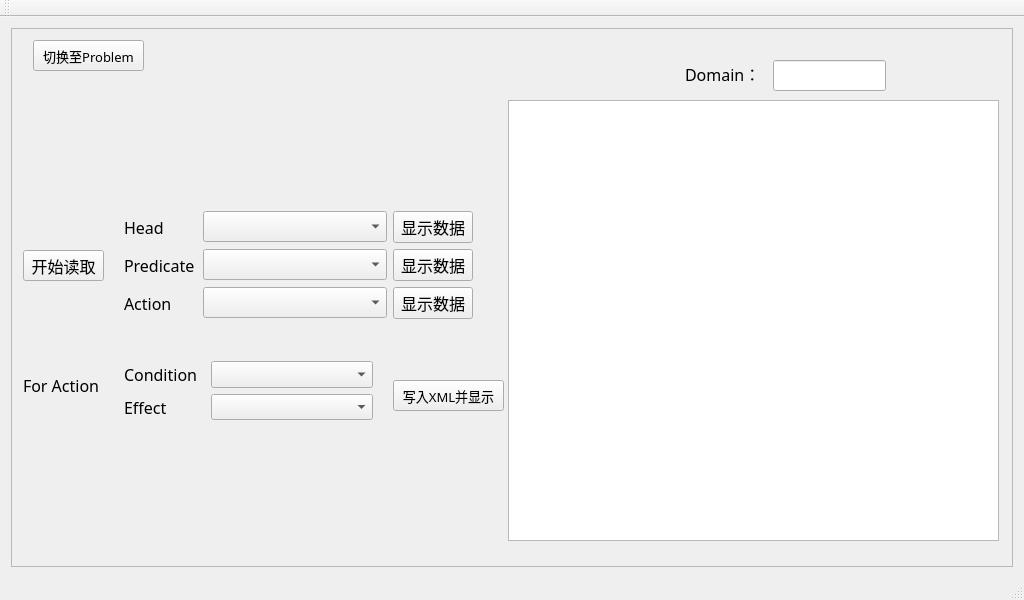
lsylusiyao/PDDL2XML, file QtPDDL2XML/QtPDDL2XML.ui: the form before one commit.
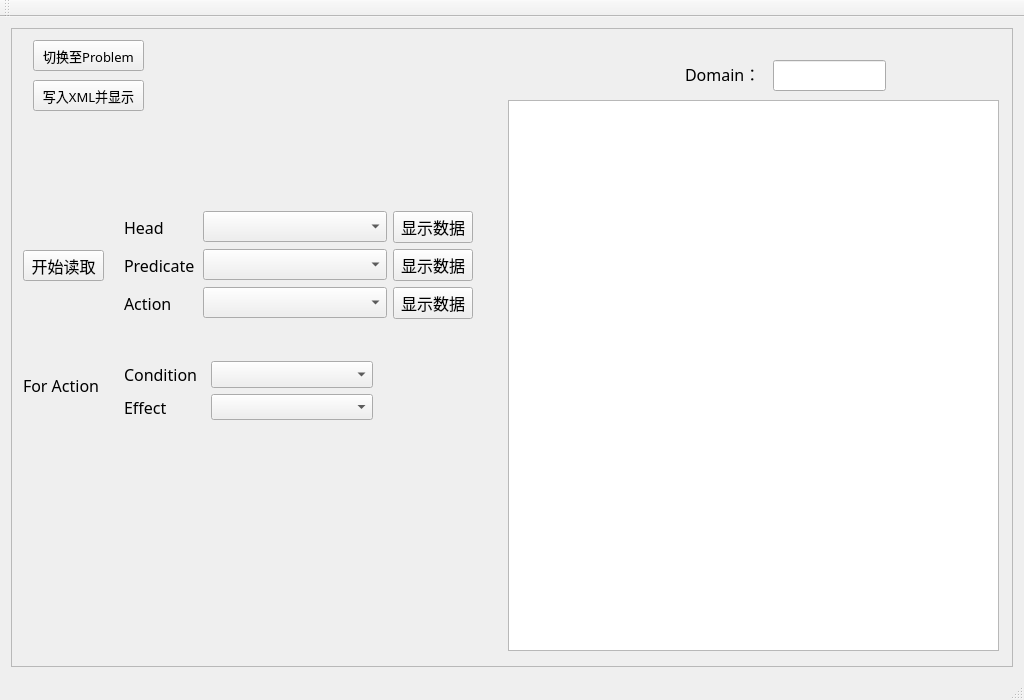
The form after the commit.

Patch:
```diff
--- a/QtPDDL2XML/QtPDDL2XML.ui
+++ b/QtPDDL2XML/QtPDDL2XML.ui
@@ -7,7 +7,7 @@
     <x>0</x>
     <y>0</y>
     <width>1024</width>
-    <height>600</height>
+    <height>700</height>
    </rect>
   </property>
   <property name="windowTitle">
@@ -26,12 +26,24 @@
          <x>0</x>
          <y>0</y>
          <width>1004</width>
-         <height>526</height>
+         <height>626</height>
         </rect>
        </property>
+       <property name="minimumSize">
+        <size>
+         <width>1000</width>
+         <height>618</height>
+        </size>
+       </property>
        <layout class="QHBoxLayout" name="horizontalLayout_2">
         <item>
          <widget class="QStackedWidget" name="stackedWidget">
+          <property name="minimumSize">
+           <size>
+            <width>986</width>
+            <height>608</height>
+           </size>
+          </property>
           <property name="currentIndex">
            <number>0</number>
           </property>
@@ -80,7 +92,7 @@
               <x>485</x>
               <y>60</y>
               <width>491</width>
-              <height>441</height>
+              <height>551</height>
              </rect>
             </property>
             <property name="font">
@@ -134,8 +146,8 @@
            <widget class="QPushButton" name="writeXMLButton">
             <property name="geometry">
              <rect>
-              <x>370</x>
-              <y>340</y>
+              <x>10</x>
+              <y>40</y>
               <width>111</width>
               <height>31</height>
              </rect>
@@ -331,7 +343,7 @@
              <string>For Action</string>
             </property>
            </widget>
-           <widget class="QWidget" name="">
+           <widget class="QWidget" name="layoutWidget">
             <property name="geometry">
              <rect>
               <x>90</x>
```
Left out of the diff: 8 changed lines with no effect on the pictures.
